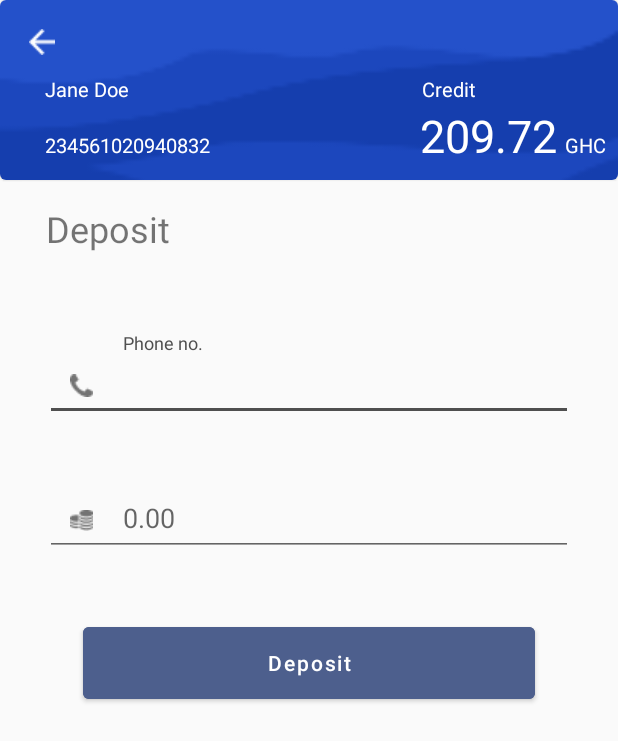
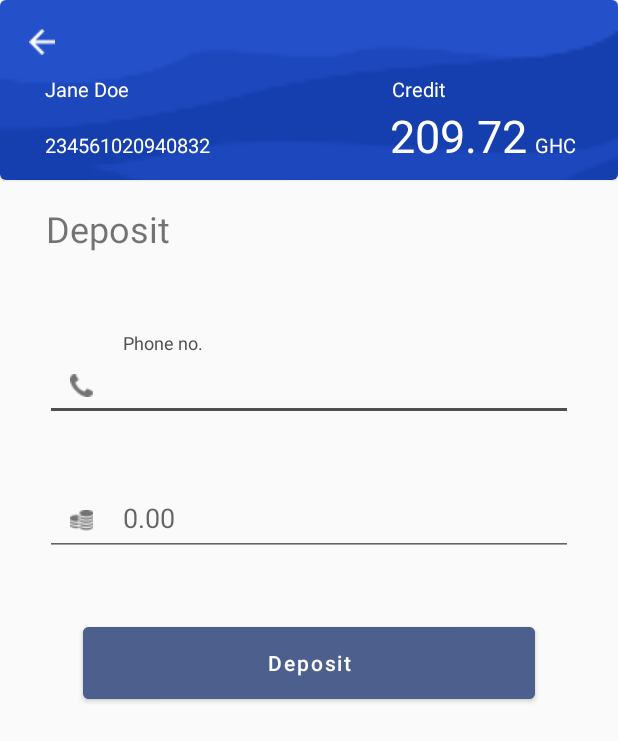
Before and after one commit to sobuur0/Super-Agent, an Android app: the Deposit screen opened directly, with no data from a screen before it, on a phone screen of 412 x 824 dp. Shown: the top 741 px of the screen. Run offline under Robolectric (Android 15) with nearby library versions, the phone set to English and light mode, and no system bars.

Commit message:
refactor and finished this feature

```diff
--- a/app/src/main/res/layout/activity_deposit.xml
+++ b/app/src/main/res/layout/activity_deposit.xml
@@ -71,7 +71,7 @@
                         android:textSize="13sp"
                         android:textColor="@android:color/white"
                         android:layout_marginTop="50dp"
-                        android:layout_marginLeft="195dp" />
+                        android:layout_marginLeft="175dp" />
 
                 </LinearLayout>
 
@@ -96,7 +96,7 @@
                         android:text="209.72"
                         android:textSize="30dp"
                         android:layout_marginTop="0dp"
-                        android:layout_marginLeft="140dp"
+                        android:layout_marginLeft="120dp"
                         android:textColor="@android:color/white"/>
 
                     <com.google.android.material.textview.MaterialTextView
```
